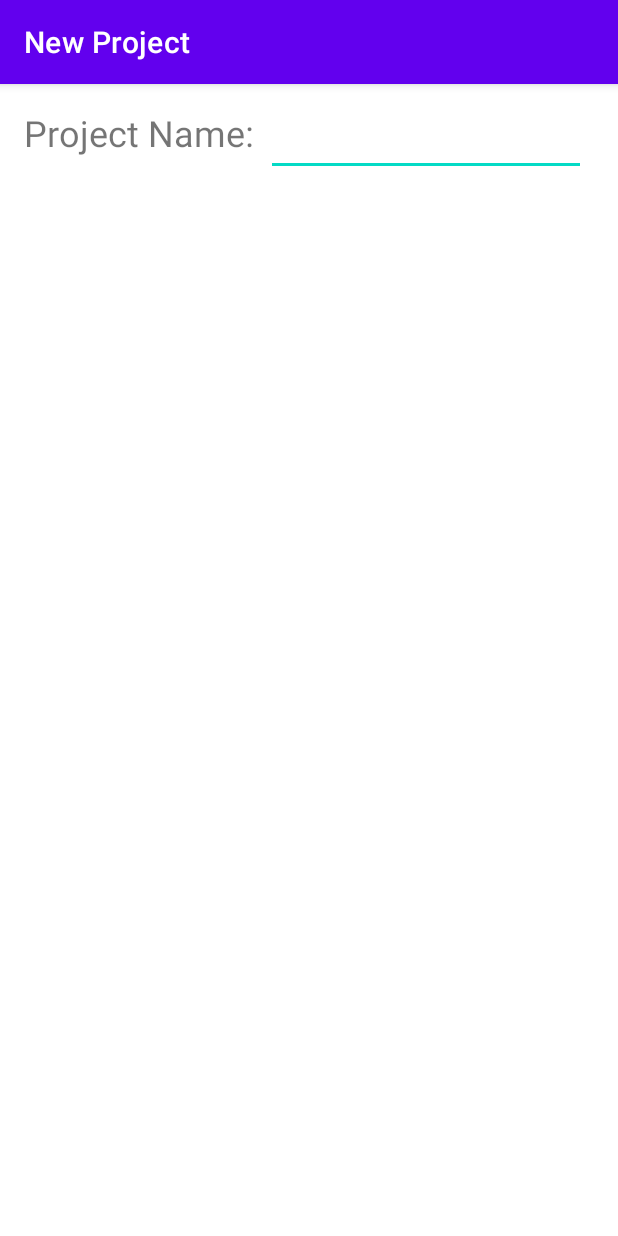
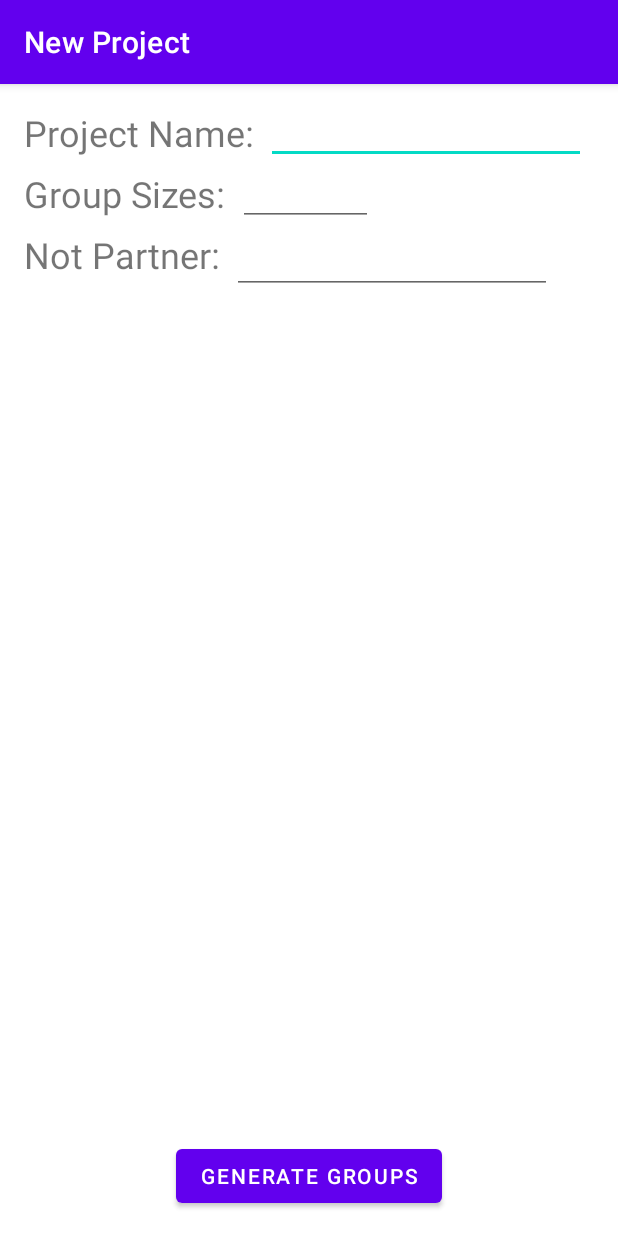
Before and after one commit to Palmer5465/GroupMeister, an Android app: the NewProject screen opened directly, with no data from a screen before it, on a phone screen of 412 x 824 dp. Run offline under Robolectric (Android 15) with nearby library versions, the phone set to English and light mode, and no system bars.

Commit message:
Simplified student object. Can now set project name, group sizes, and undesired partners for students.

```diff
--- a/app/src/main/AndroidManifest.xml
+++ b/app/src/main/AndroidManifest.xml
@@ -12,7 +12,8 @@
         <activity android:name=".CourseProjects"></activity>
         <activity android:name=".NewCourse"
             android:windowSoftInputMode="adjustPan"/>
-        <activity android:name=".NewProject" />
+        <activity android:name=".NewProject"
+            android:windowSoftInputMode="adjustPan"/>
         <activity android:name=".MainActivity">
             <intent-filter>
                 <action android:name="android.intent.action.MAIN" />
--- a/app/src/main/java/com/example/groupmeister/CourseProjects.java
+++ b/app/src/main/java/com/example/groupmeister/CourseProjects.java
@@ -25,6 +25,7 @@ public class CourseProjects extends AppCompatActivity {
     public void newProject(View V){
         //code below demonstrated in Android App Development tutorial series by Caleb Curry
         Intent i = new Intent(this, NewProject.class);
+        i.putExtra("course title",courseTitle);
         startActivity(i);
     }
 }
--- a/app/src/main/java/com/example/groupmeister/NewCourse.java
+++ b/app/src/main/java/com/example/groupmeister/NewCourse.java
@@ -9,14 +9,12 @@ import android.os.Bundle;
 import android.view.View;
 import android.widget.AdapterView;
 import android.widget.ArrayAdapter;
-import android.widget.Button;
 import android.widget.EditText;
 import android.widget.ListView;
 import android.widget.Toast;
 
 public class NewCourse extends AppCompatActivity {
 
-    private Button addStudentBtn, submitCourseBtn;
     private EditText studentNameText, courseNameText;
     private ListView lvStudents;
     private List<Student> students = new ArrayList<Student>();
@@ -29,11 +27,9 @@ public class NewCourse extends AppCompatActivity {
         super.onCreate(savedInstanceState);
         setContentView(R.layout.activity_new_course);
         setTitle("New Course");
-        addStudentBtn = findViewById(R.id.addStudentBtn);
-        submitCourseBtn = findViewById(R.id.submitCourseBtn);
         studentNameText = findViewById(R.id.studentNameText);
         courseNameText = findViewById(R.id.courseNameText);
-        lvStudents = findViewById(R.id.lvStudents);
+        lvStudents = findViewById(R.id.lvStudentsProject);
 
         //SQLite code implemented below was adapted from Shad Sluiter's tutorial video on Youtube
         lvStudents.setOnItemClickListener(new AdapterView.OnItemClickListener() {
--- a/app/src/main/java/com/example/groupmeister/NewProject.java
+++ b/app/src/main/java/com/example/groupmeister/NewProject.java
@@ -2,14 +2,78 @@ package com.example.groupmeister;
 
 import androidx.appcompat.app.AppCompatActivity;
 
+import android.content.Intent;
 import android.os.Bundle;
+import android.view.View;
+import android.widget.AdapterView;
+import android.widget.ArrayAdapter;
+import android.widget.EditText;
+import android.widget.ListView;
+import android.widget.Toast;
+
+import java.util.ArrayList;
+import java.util.List;
 
 public class NewProject extends AppCompatActivity {
+
+    private String courseTitle, notPartner;
+    private EditText projectNameText, groupSizeText, notPartnerText;
+    private ListView lvStudents;
+    private List<Student> students = new ArrayList<Student>();
+    private Student clickedStudent;
+    private boolean studentIsValid;
+    ArrayAdapter studentArrayAdapter;
+    DatabaseHelper databaseHelper;
 
     @Override
     protected void onCreate(Bundle savedInstanceState) {
         super.onCreate(savedInstanceState);
         setContentView(R.layout.activity_new_project);
         setTitle("New Project");
+        Intent i = getIntent();
+        courseTitle = i.getStringExtra("course title");
+        projectNameText = findViewById(R.id.projectNameText);
+        groupSizeText = findViewById(R.id.groupSizeNumber);
+        notPartnerText = findViewById(R.id.notPartnerText);
+        lvStudents = findViewById(R.id.lvStudentsProject);
+        databaseHelper = new DatabaseHelper(this, courseTitle);
+        students = databaseHelper.getStudents();
+        studentArrayAdapter = new ArrayAdapter(NewProject.this, android.R.layout.simple_list_item_1, students);
+        lvStudents.setAdapter(studentArrayAdapter);
+
+        lvStudents.setOnItemClickListener(new AdapterView.OnItemClickListener() {
+            @Override
+            public void onItemClick(AdapterView<?> parent, View view, int position, long id) {
+                clickedStudent = (Student)parent.getItemAtPosition(position);
+                notPartner = notPartnerText.getText().toString();
+                studentIsValid = validateStudent(notPartner);
+                if (clickedStudent.getName().equals(notPartner)) {
+                    Toast.makeText(NewProject.this, clickedStudent.getName()+" cannot not work with "+notPartner, Toast.LENGTH_SHORT).show();
+                    System.out.println(clickedStudent.getName()+" cannot not work with "+notPartner);
+                }else if(!studentIsValid) {
+                    Toast.makeText(NewProject.this, notPartner +" is not enrolled in this course", Toast.LENGTH_SHORT).show();
+                    System.out.println(notPartner +" is not enrolled in this course");
+                }else{
+                    students.get(position).setNotPartner(notPartner);
+                    lvStudents.setAdapter(studentArrayAdapter);
+                    Toast.makeText(NewProject.this, "Preferences changed for " + clickedStudent.getName(), Toast.LENGTH_SHORT).show();
+                    System.out.println("Preferences changed for " + clickedStudent.getName());
+                }
+            }
+
+        });
+    }
+
+    public boolean validateStudent(String student){
+        for(int index = 0; index < students.size(); index++){
+            if (students.get(index).getName().equals(student)){
+                return true;
+            }
+        }
+        return false;
+    }
+
+    public List<List<Student>> generateGroups(int groupSizes){
+        return null;
     }
 }
--- a/app/src/main/res/layout/activity_new_course.xml
+++ b/app/src/main/res/layout/activity_new_course.xml
@@ -67,7 +67,7 @@
         app:layout_constraintTop_toBottomOf="@+id/courseNameText" />
 
     <ListView
-        android:id="@+id/lvStudents"
+        android:id="@+id/lvStudentsProject"
         android:layout_width="383dp"
         android:layout_height="400dp"
         android:layout_marginTop="8dp"
--- a/app/src/main/res/layout/activity_new_project.xml
+++ b/app/src/main/res/layout/activity_new_project.xml
@@ -5,6 +5,16 @@
     android:layout_width="match_parent"
     android:layout_height="match_parent"
     tools:context=".NewProject">
+
+    <Button
+        android:id="@+id/button"
+        android:layout_width="wrap_content"
+        android:layout_height="wrap_content"
+        android:layout_marginBottom="16dp"
+        android:text="Generate Groups"
+        app:layout_constraintBottom_toBottomOf="parent"
+        app:layout_constraintEnd_toEndOf="parent"
+        app:layout_constraintStart_toStartOf="parent" />
 
     <TextView
         android:id="@+id/textView2"
@@ -19,16 +29,74 @@
         app:layout_constraintStart_toStartOf="parent"
         app:layout_constraintTop_toTopOf="parent" />
 
+    <TextView
+        android:id="@+id/textView"
+        android:layout_width="wrap_content"
+        android:layout_height="wrap_content"
+        android:layout_marginStart="16dp"
+        android:layout_marginLeft="16dp"
+        android:layout_marginTop="8dp"
+        android:clickable="false"
+        android:text="Group Sizes:"
+        android:textSize="24sp"
+        app:layout_constraintStart_toStartOf="parent"
+        app:layout_constraintTop_toBottomOf="@+id/textView2" />
+
+    <TextView
+        android:id="@+id/textView4"
+        android:layout_width="wrap_content"
+        android:layout_height="wrap_content"
+        android:layout_marginStart="16dp"
+        android:layout_marginLeft="16dp"
+        android:layout_marginTop="8dp"
+        android:clickable="false"
+        android:text="Not Partner:"
+        android:textSize="24sp"
+        app:layout_constraintStart_toStartOf="parent"
+        app:layout_constraintTop_toBottomOf="@+id/textView" />
+
     <EditText
         android:id="@+id/projectNameText"
         android:layout_width="wrap_content"
         android:layout_height="wrap_content"
         android:layout_marginStart="8dp"
         android:layout_marginLeft="8dp"
-        android:layout_marginTop="16dp"
+        android:layout_marginTop="8dp"
         android:ems="10"
         android:inputType="textPersonName"
         app:layout_constraintStart_toEndOf="@+id/textView2"
         app:layout_constraintTop_toTopOf="parent" />
 
+    <EditText
+        android:id="@+id/notPartnerText"
+        android:layout_width="wrap_content"
+        android:layout_height="wrap_content"
+        android:layout_marginStart="8dp"
+        android:layout_marginLeft="8dp"
+        android:ems="10"
+        android:inputType="textPersonName"
+        app:layout_constraintStart_toEndOf="@+id/textView4"
+        app:layout_constraintTop_toBottomOf="@+id/groupSizeNumber" />
+
+    <ListView
+        android:id="@+id/lvStudentsProject"
+        android:layout_width="411dp"
+        android:layout_height="497dp"
+        app:layout_constraintBottom_toTopOf="@+id/button"
+        app:layout_constraintEnd_toEndOf="parent"
+        app:layout_constraintHorizontal_bias="0.491"
+        app:layout_constraintStart_toStartOf="parent"
+        app:layout_constraintTop_toBottomOf="@+id/notPartnerText" />
+
+    <EditText
+        android:id="@+id/groupSizeNumber"
+        android:layout_width="90dp"
+        android:layout_height="41dp"
+        android:layout_marginStart="8dp"
+        android:layout_marginLeft="8dp"
+        android:ems="10"
+        android:inputType="number"
+        app:layout_constraintStart_toEndOf="@+id/textView"
+        app:layout_constraintTop_toBottomOf="@+id/projectNameText" />
+
 </androidx.constraintlayout.widget.ConstraintLayout>
```
Also changed, not shown: app/src/main/java/com/example/groupmeister/DatabaseHelper.java (+7 -15 lines), app/src/main/java/com/example/groupmeister/Project.java (deleted, +0 -9 lines), app/src/main/java/com/example/groupmeister/Student.java (+0 -30 lines).
